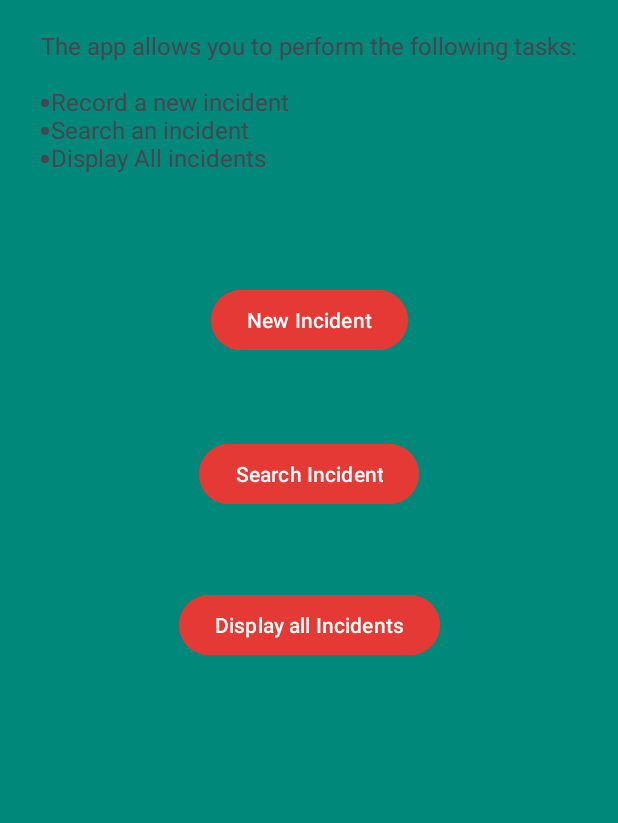
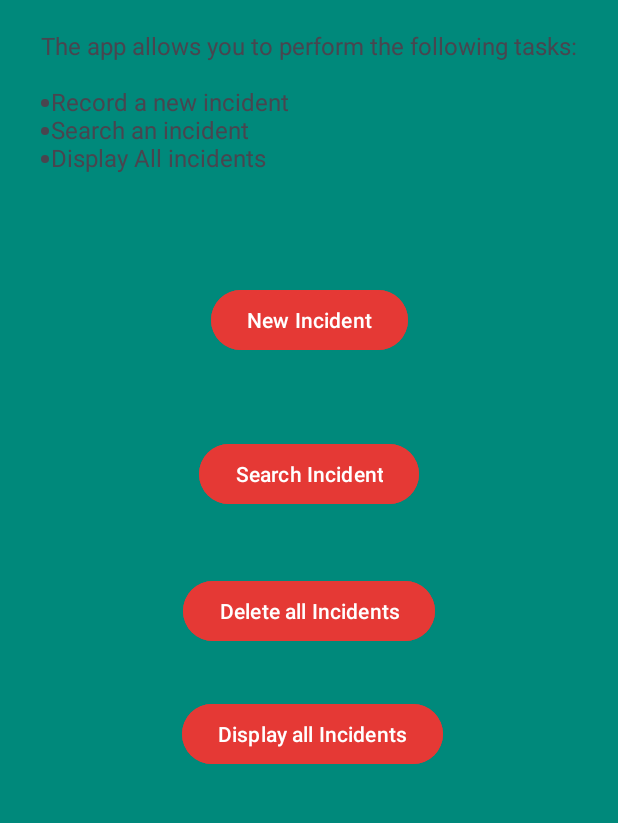
Before and after one commit to GiorgosSimos/MedicalIncidentRecordingApp, an Android app: the MainScreenActivity screen opened directly, with no data from a screen before it, on a phone screen of 412 x 824 dp, the part 191-1014 px from its top. Run offline under Robolectric (Android 15) with nearby library versions, the phone set to English and light mode, and no system bars; our stand-ins replace Firebase (no records; nobody signed in at launch, a user with empty details on screens opened directly).

Commit message:
- Implemented incident vector asset

```diff
--- /dev/null
+++ b/app/src/main/res/drawable/incident_asset.xml
@@ -0,0 +1,5 @@
+<vector xmlns:android="http://schemas.android.com/apk/res/android" android:height="48dp" android:tint="#000000" android:viewportHeight="24" android:viewportWidth="24" android:width="48dp">
+
+    <path android:fillColor="@android:color/white" android:pathData="M20.5,6c-2.61,0.7 -5.67,1 -8.5,1s-5.89,-0.3 -8.5,-1L3,8c1.86,0.5 4,0.83 6,1v13h2v-6h2v6h2V9c2,-0.17 4.14,-0.5 6,-1l-0.5,-2zM12,6c1.1,0 2,-0.9 2,-2s-0.9,-2 -2,-2 -2,0.9 -2,2 0.9,2 2,2z"/>
+
+</vector>
--- a/app/src/main/res/layout/activity_main_screen.xml
+++ b/app/src/main/res/layout/activity_main_screen.xml
@@ -51,7 +51,7 @@
         app:layout_constraintVertical_bias="0.207" />
 
     <Button
-        android:id="@+id/button2"
+        android:id="@+id/insertButton"
         android:layout_width="wrap_content"
         android:layout_height="wrap_content"
         android:backgroundTint="#E53935"
@@ -65,7 +65,7 @@
         app:layout_constraintVertical_bias="0.408" />
 
     <Button
-        android:id="@+id/button3"
+        android:id="@+id/searchButton"
         android:layout_width="wrap_content"
         android:layout_height="wrap_content"
         android:backgroundTint="#E53935"
@@ -78,7 +78,7 @@
         app:layout_constraintVertical_bias="0.54" />
 
     <Button
-        android:id="@+id/button4"
+        android:id="@+id/displayButton"
         android:layout_width="wrap_content"
         android:layout_height="wrap_content"
         android:backgroundTint="#E53935"
@@ -86,9 +86,21 @@
         android:text="Display all Incidents"
         app:layout_constraintBottom_toBottomOf="parent"
         app:layout_constraintEnd_toEndOf="parent"
-        app:layout_constraintHorizontal_bias="0.501"
+        app:layout_constraintHorizontal_bias="0.51"
         app:layout_constraintStart_toStartOf="parent"
         app:layout_constraintTop_toTopOf="parent"
-        app:layout_constraintVertical_bias="0.67" />
+        app:layout_constraintVertical_bias="0.764" />
+
+    <Button
+        android:id="@+id/deleteButton"
+        android:layout_width="wrap_content"
+        android:layout_height="wrap_content"
+        android:backgroundTint="#E53935"
+        android:text="Delete all Incidents"
+        app:layout_constraintBottom_toBottomOf="parent"
+        app:layout_constraintEnd_toEndOf="parent"
+        app:layout_constraintStart_toStartOf="parent"
+        app:layout_constraintTop_toTopOf="parent"
+        app:layout_constraintVertical_bias="0.658" />
 
 </androidx.constraintlayout.widget.ConstraintLayout>
```
